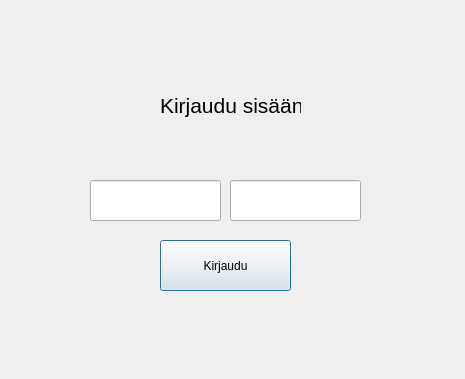
Before: the Qt Designer form bank-automat/kirjaudusisaan.ui in Kuljuho/Bankautomat-ATM, drawn with Qt 5.
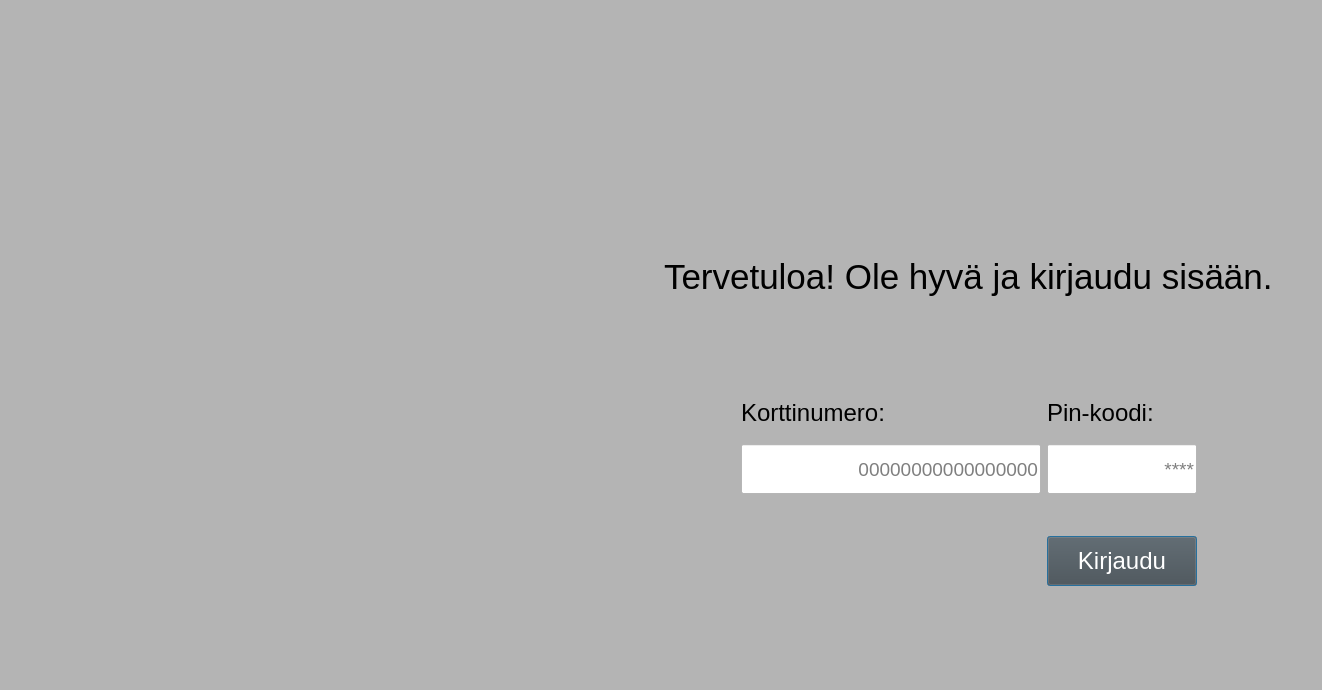
After: the same form once the commit is applied.

Commit message: Kirjautumisikkunaa muokattu, fullscreen-moodi lisätty

Patch:
```diff
--- a/bank-automat/kirjaudusisaan.ui
+++ b/bank-automat/kirjaudusisaan.ui
@@ -6,63 +6,506 @@
    <rect>
     <x>0</x>
     <y>0</y>
-    <width>465</width>
-    <height>379</height>
+    <width>1322</width>
+    <height>690</height>
    </rect>
   </property>
   <property name="windowTitle">
    <string>Dialog</string>
   </property>
-  <widget class="QPushButton" name="nappiKirjaudu">
+  <property name="styleSheet">
+   <string notr="true">background-color: rgb(180, 180, 180);</string>
+  </property>
+  <widget class="QWidget" name="gridLayoutWidget">
    <property name="geometry">
     <rect>
-     <x>160</x>
-     <y>240</y>
-     <width>131</width>
-     <height>51</height>
+     <x>0</x>
+     <y>0</y>
+     <width>1311</width>
+     <height>671</height>
     </rect>
    </property>
-   <property name="text">
-    <string>Kirjaudu</string>
-   </property>
-  </widget>
-  <widget class="QLineEdit" name="tunnusKayttaja">
-   <property name="geometry">
-    <rect>
-     <x>90</x>
-     <y>180</y>
-     <width>131</width>
-     <height>41</height>
-    </rect>
-   </property>
-  </widget>
-  <widget class="QLineEdit" name="salasanaKayttaja">
-   <property name="geometry">
-    <rect>
-     <x>230</x>
-     <y>180</y>
-     <width>131</width>
-     <height>41</height>
-    </rect>
-   </property>
-  </widget>
-  <widget class="QLabel" name="kirjauduTeksti">
-   <property name="geometry">
-    <rect>
-     <x>160</x>
-     <y>80</y>
-     <width>141</width>
-     <height>51</height>
-    </rect>
-   </property>
-   <property name="font">
-    <font>
-     <pointsize>16</pointsize>
-    </font>
-   </property>
-   <property name="text">
-    <string>Kirjaudu sisään</string>
-   </property>
+   <layout class="QGridLayout" name="gridLayout">
+    <item row="1" column="2">
+     <spacer name="verticalSpacer_5">
+      <property name="orientation">
+       <enum>Qt::Vertical</enum>
+      </property>
+      <property name="sizeHint" stdset="0">
+       <size>
+        <width>20</width>
+        <height>40</height>
+       </size>
+      </property>
+     </spacer>
+    </item>
+    <item row="0" column="2">
+     <spacer name="verticalSpacer_2">
+      <property name="orientation">
+       <enum>Qt::Vertical</enum>
+      </property>
+      <property name="sizeHint" stdset="0">
+       <size>
+        <width>20</width>
+        <height>40</height>
+       </size>
+      </property>
+     </spacer>
+    </item>
+    <item row="14" column="6">
+     <spacer name="verticalSpacer">
+      <property name="orientation">
+       <enum>Qt::Vertical</enum>
+      </property>
+      <property name="sizeHint" stdset="0">
+       <size>
+        <width>18</width>
+        <height>13</height>
+       </size>
+      </property>
+     </spacer>
+    </item>
+    <item row="14" column="2" alignment="Qt::AlignTop">
+     <widget class="QLineEdit" name="salasanaKayttaja">
+      <property name="minimumSize">
+       <size>
+        <width>300</width>
+        <height>50</height>
+       </size>
+      </property>
+      <property name="maximumSize">
+       <size>
+        <width>300</width>
+        <height>50</height>
+       </size>
+      </property>
+      <property name="font">
+       <font>
+        <family>Ubuntu</family>
+        <pointsize>14</pointsize>
+        <italic>false</italic>
+        <bold>false</bold>
+       </font>
+      </property>
+      <property name="layoutDirection">
+       <enum>Qt::RightToLeft</enum>
+      </property>
+      <property name="styleSheet">
+       <string notr="true">font: 14pt &quot;Ubuntu&quot;;
+background-color: rgb(255, 255, 255);</string>
+      </property>
+      <property name="alignment">
+       <set>Qt::AlignRight|Qt::AlignTrailing|Qt::AlignVCenter</set>
+      </property>
+      <property name="placeholderText">
+       <string>00000000000000000</string>
+      </property>
+     </widget>
+    </item>
+    <item row="5" column="2">
+     <spacer name="verticalSpacer_4">
+      <property name="orientation">
+       <enum>Qt::Vertical</enum>
+      </property>
+      <property name="sizeHint" stdset="0">
+       <size>
+        <width>20</width>
+        <height>40</height>
+       </size>
+      </property>
+     </spacer>
+    </item>
+    <item row="13" column="0">
+     <spacer name="horizontalSpacer">
+      <property name="orientation">
+       <enum>Qt::Horizontal</enum>
+      </property>
+      <property name="sizeHint" stdset="0">
+       <size>
+        <width>40</width>
+        <height>20</height>
+       </size>
+      </property>
+     </spacer>
+    </item>
+    <item row="13" column="2" alignment="Qt::AlignRight">
+     <widget class="QLabel" name="label">
+      <property name="minimumSize">
+       <size>
+        <width>300</width>
+        <height>50</height>
+       </size>
+      </property>
+      <property name="maximumSize">
+       <size>
+        <width>300</width>
+        <height>50</height>
+       </size>
+      </property>
+      <property name="font">
+       <font>
+        <family>Ubuntu</family>
+        <pointsize>18</pointsize>
+       </font>
+      </property>
+      <property name="text">
+       <string>Korttinumero:</string>
+      </property>
+     </widget>
+    </item>
+    <item row="19" column="5">
+     <spacer name="verticalSpacer_3">
+      <property name="orientation">
+       <enum>Qt::Vertical</enum>
+      </property>
+      <property name="sizeHint" stdset="0">
+       <size>
+        <width>20</width>
+        <height>40</height>
+       </size>
+      </property>
+     </spacer>
+    </item>
+    <item row="2" column="2">
+     <spacer name="verticalSpacer_6">
+      <property name="orientation">
+       <enum>Qt::Vertical</enum>
+      </property>
+      <property name="sizeHint" stdset="0">
+       <size>
+        <width>20</width>
+        <height>40</height>
+       </size>
+      </property>
+     </spacer>
+    </item>
+    <item row="14" column="4">
+     <spacer name="verticalSpacer_9">
+      <property name="orientation">
+       <enum>Qt::Vertical</enum>
+      </property>
+      <property name="sizeHint" stdset="0">
+       <size>
+        <width>20</width>
+        <height>40</height>
+       </size>
+      </property>
+     </spacer>
+    </item>
+    <item row="14" column="1">
+     <spacer name="verticalSpacer_7">
+      <property name="orientation">
+       <enum>Qt::Vertical</enum>
+      </property>
+      <property name="sizeHint" stdset="0">
+       <size>
+        <width>20</width>
+        <height>40</height>
+       </size>
+      </property>
+     </spacer>
+    </item>
+    <item row="15" column="3">
+     <widget class="QPushButton" name="nappiKirjaudu">
+      <property name="minimumSize">
+       <size>
+        <width>150</width>
+        <height>50</height>
+       </size>
+      </property>
+      <property name="maximumSize">
+       <size>
+        <width>150</width>
+        <height>50</height>
+       </size>
+      </property>
+      <property name="palette">
+       <palette>
+        <active>
+         <colorrole role="WindowText">
+          <brush brushstyle="SolidPattern">
+           <color alpha="255">
+            <red>255</red>
+            <green>255</green>
+            <blue>255</blue>
+           </color>
+          </brush>
+         </colorrole>
+         <colorrole role="Button">
+          <brush brushstyle="SolidPattern">
+           <color alpha="255">
+            <red>74</red>
+            <green>74</green>
+            <blue>74</blue>
+           </color>
+          </brush>
+         </colorrole>
+         <colorrole role="Text">
+          <brush brushstyle="SolidPattern">
+           <color alpha="255">
+            <red>255</red>
+            <green>255</green>
+            <blue>255</blue>
+           </color>
+          </brush>
+         </colorrole>
+         <colorrole role="ButtonText">
+          <brush brushstyle="SolidPattern">
+           <color alpha="255">
+            <red>255</red>
+            <green>255</green>
+            <blue>255</blue>
+           </color>
+          </brush>
+         </colorrole>
+         <colorrole role="Base">
+          <brush brushstyle="SolidPattern">
+           <color alpha="255">
+            <red>74</red>
+            <green>74</green>
+            <blue>74</blue>
+           </color>
+          </brush>
+         </colorrole>
+         <colorrole role="Window">
+          <brush brushstyle="SolidPattern">
+           <color alpha="255">
+            <red>74</red>
+            <green>74</green>
+            <blue>74</blue>
+           </color>
+          </brush>
+         </colorrole>
+         <colorrole role="PlaceholderText">
+          <brush brushstyle="SolidPattern">
+           <color alpha="128">
+            <red>255</red>
+            <green>255</green>
+            <blue>255</blue>
+           </color>
+          </brush>
+         </colorrole>
+        </active>
+        <inactive>
+         <colorrole role="WindowText">
+          <brush brushstyle="SolidPattern">
+           <color alpha="255">
+            <red>255</red>
+            <green>255</green>
+            <blue>255</blue>
+           </color>
+          </brush>
+         </colorrole>
+         <colorrole role="Button">
+          <brush brushstyle="SolidPattern">
+           <color alpha="255">
+            <red>74</red>
+            <green>74</green>
+            <blue>74</blue>
+           </color>
+          </brush>
+         </colorrole>
+         <colorrole role="Text">
+          <brush brushstyle="SolidPattern">
+           <color alpha="255">
+            <red>255</red>
+            <green>255</green>
+            <blue>255</blue>
+           </color>
+          </brush>
+         </colorrole>
+         <colorrole role="ButtonText">
+          <brush brushstyle="SolidPattern">
+           <color alpha="255">
+            <red>255</red>
+            <green>255</green>
+            <blue>255</blue>
+           </color>
+          </brush>
+         </colorrole>
+         <colorrole role="Base">
+          <brush brushstyle="SolidPattern">
+           <color alpha="255">
+            <red>74</red>
+            <green>74</green>
+            <blue>74</blue>
+           </color>
+          </brush>
+         </colorrole>
+         <colorrole role="Window">
+          <brush brushstyle="SolidPattern">
+           <color alpha="255">
+            <red>74</red>
+            <green>74</green>
+            <blue>74</blue>
+           </color>
+          </brush>
+         </colorrole>
+         <colorrole role="PlaceholderText">
+          <brush brushstyle="SolidPattern">
+           <color alpha="128">
+            <red>255</red>
+            <green>255</green>
+            <blue>255</blue>
+           </color>
+          </brush>
+         </colorrole>
+        </inactive>
+        <disabled>
+         <colorrole role="WindowText">
+          <brush brushstyle="SolidPattern">
+           <color alpha="255">
+            <red>255</red>
+            <green>255</green>
+            <blue>255</blue>
+           </color>
+          </brush>
+         </colorrole>
+         <colorrole role="Button">
+          <brush brushstyle="SolidPattern">
+           <color alpha="255">
+            <red>74</red>
+            <green>74</green>
+            <blue>74</blue>
+           </color>
+          </brush>
+         </colorrole>
+         <colorrole role="Text">
+          <brush brushstyle="SolidPattern">
+           <color alpha="255">
+            <red>255</red>
+            <green>255</green>
+            <blue>255</blue>
+           </color>
+          </brush>
+         </colorrole>
+         <colorrole role="ButtonText">
+          <brush brushstyle="SolidPattern">
+           <color alpha="255">
+            <red>255</red>
+            <green>255</green>
+            <blue>255</blue>
+           </color>
+          </brush>
+         </colorrole>
+         <colorrole role="Base">
+          <brush brushstyle="SolidPattern">
+           <color alpha="255">
+            <red>74</red>
+            <green>74</green>
+            <blue>74</blue>
+           </color>
+          </brush>
+         </colorrole>
+         <colorrole role="Window">
+          <brush brushstyle="SolidPattern">
+           <color alpha="255">
+            <red>74</red>
+            <green>74</green>
+            <blue>74</blue>
+           </color>
+          </brush>
+         </colorrole>
+         <colorrole role="PlaceholderText">
+          <brush brushstyle="SolidPattern">
+           <color alpha="128">
+            <red>255</red>
+            <green>255</green>
+            <blue>255</blue>
+           </color>
+          </brush>
+         </colorrole>
+        </disabled>
+       </palette>
+      </property>
+      <property name="font">
+       <font>
+        <family>Ubuntu</family>
+        <pointsize>18</pointsize>
+       </font>
+      </property>
+      <property name="styleSheet">
+       <string notr="true">background-color: rgb(74, 74, 74);
+color: rgb(255, 255, 255);</string>
+      </property>
+      <property name="text">
+       <string>Kirjaudu</string>
+      </property>
+     </widget>
+    </item>
+    <item row="14" column="3" alignment="Qt::AlignRight|Qt::AlignTop">
+     <widget class="QLineEdit" name="tunnusKayttaja">
+      <property name="minimumSize">
+       <size>
+        <width>150</width>
+        <height>50</height>
+       </size>
+      </property>
+      <property name="maximumSize">
+       <size>
+        <width>150</width>
+        <height>50</height>
+       </size>
+      </property>
+      <property name="font">
+       <font>
+        <family>Ubuntu</family>
+        <pointsize>14</pointsize>
+        <italic>false</italic>
+        <bold>false</bold>
+       </font>
+      </property>
+      <property name="layoutDirection">
+       <enum>Qt::RightToLeft</enum>
+      </property>
+      <property name="styleSheet">
+       <string notr="true">background-color: rgb(255, 255, 255);
+font: 14pt &quot;Ubuntu&quot;;</string>
+      </property>
+      <property name="echoMode">
+       <enum>QLineEdit::Password</enum>
+      </property>
+      <property name="alignment">
+       <set>Qt::AlignRight|Qt::AlignTrailing|Qt::AlignVCenter</set>
+      </property>
+      <property name="placeholderText">
+       <string>****</string>
+      </property>
+     </widget>
+    </item>
+    <item row="13" column="3" alignment="Qt::AlignLeft">
+     <widget class="QLabel" name="label_2">
+      <property name="maximumSize">
+       <size>
+        <width>16777211</width>
+        <height>16777215</height>
+       </size>
+      </property>
+      <property name="font">
+       <font>
+        <family>Ubuntu</family>
+        <pointsize>18</pointsize>
+       </font>
+      </property>
+      <property name="text">
+       <string>Pin-koodi:</string>
+      </property>
+     </widget>
+    </item>
+    <item row="3" column="1" colspan="4">
+     <widget class="QLabel" name="kirjauduTeksti">
+      <property name="font">
+       <font>
+        <family>Ubuntu</family>
+        <pointsize>26</pointsize>
+       </font>
+      </property>
+      <property name="text">
+       <string>Tervetuloa! Ole hyvä ja kirjaudu sisään.</string>
+      </property>
+     </widget>
+    </item>
+   </layout>
   </widget>
  </widget>
  <resources/>
```
The commit also changes 1 other file.
